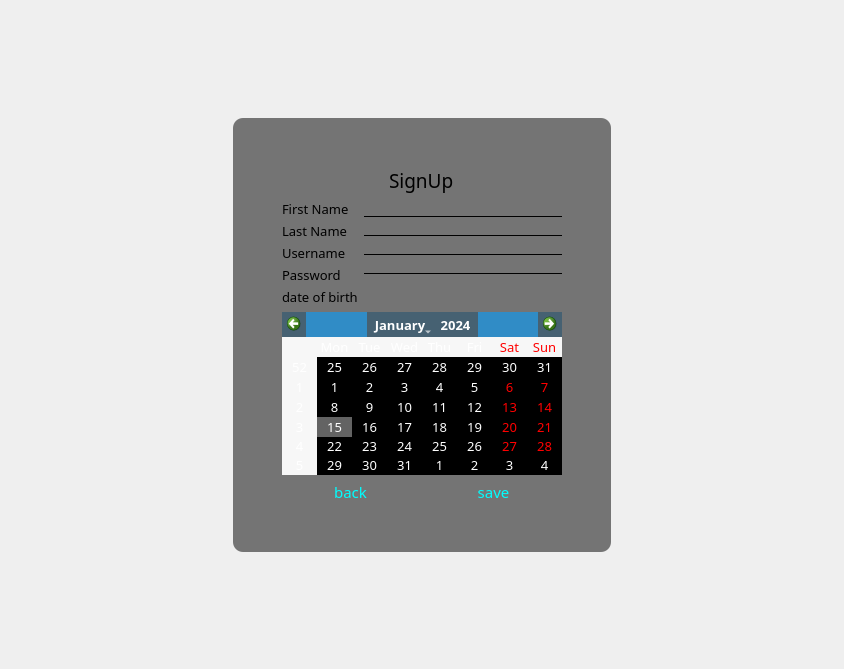
The window that signup.ui (muhammadtaha272k3/Medi_track) describes before a commit, drawn with Qt 5.
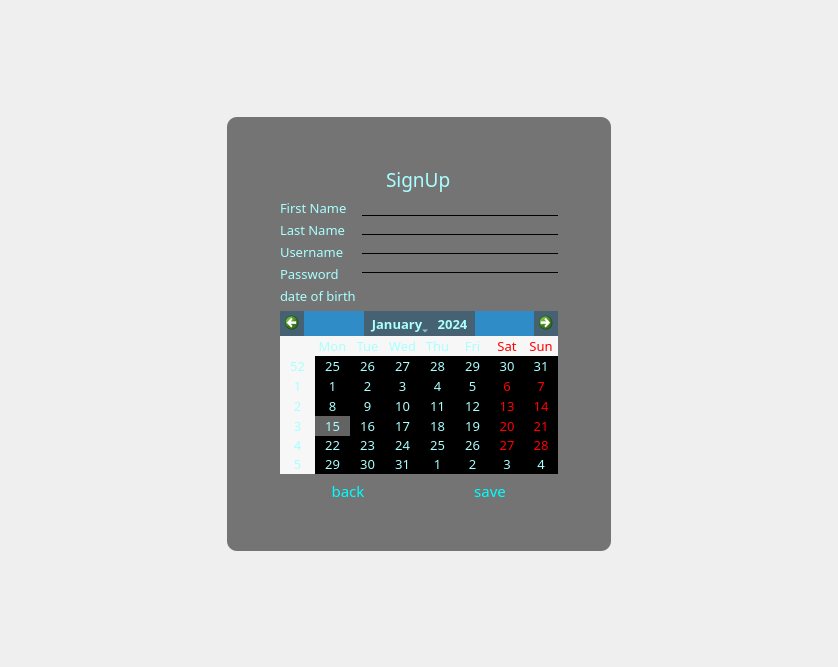
The same window after the commit. Icons and pictures are not drawn.

The edit to the form file:
```diff
--- a/signup.ui
+++ b/signup.ui
@@ -6,20 +6,26 @@
    <rect>
     <x>0</x>
     <y>0</y>
-    <width>844</width>
-    <height>669</height>
+    <width>838</width>
+    <height>667</height>
    </rect>
   </property>
+  <property name="sizePolicy">
+   <sizepolicy hsizetype="Fixed" vsizetype="Fixed">
+    <horstretch>0</horstretch>
+    <verstretch>0</verstretch>
+   </sizepolicy>
+  </property>
   <property name="minimumSize">
    <size>
-    <width>844</width>
-    <height>634</height>
+    <width>0</width>
+    <height>0</height>
    </size>
   </property>
   <property name="maximumSize">
    <size>
-    <width>844</width>
-    <height>669</height>
+    <width>16777215</width>
+    <height>16777215</height>
    </size>
   </property>
   <property name="windowTitle">
@@ -31,33 +37,7 @@
 }</string>
   </property>
   <layout class="QGridLayout" name="gridLayout_2">
-   <item row="1" column="2">
-    <spacer name="horizontalSpacer_4">
-     <property name="orientation">
-      <enum>Qt::Orientation::Horizontal</enum>
-     </property>
-     <property name="sizeHint" stdset="0">
-      <size>
-       <width>217</width>
-       <height>20</height>
-      </size>
-     </property>
-    </spacer>
-   </item>
-   <item row="0" column="1">
-    <spacer name="verticalSpacer_3">
-     <property name="orientation">
-      <enum>Qt::Orientation::Vertical</enum>
-     </property>
-     <property name="sizeHint" stdset="0">
-      <size>
-       <width>20</width>
-       <height>92</height>
-      </size>
-     </property>
-    </spacer>
-   </item>
-   <item row="1" column="1">
+   <item row="1" column="1" rowspan="2" colspan="2">
     <widget class="QFrame" name="frame">
      <property name="styleSheet">
       <string notr="true">#frame{
@@ -73,7 +53,46 @@
       <enum>QFrame::Shadow::Raised</enum>
      </property>
      <layout class="QGridLayout" name="gridLayout">
-      <item row="1" column="1" rowspan="2">
+      <item row="0" column="1">
+       <spacer name="verticalSpacer_3">
+        <property name="orientation">
+         <enum>Qt::Orientation::Vertical</enum>
+        </property>
+        <property name="sizeHint" stdset="0">
+         <size>
+          <width>20</width>
+          <height>40</height>
+         </size>
+        </property>
+       </spacer>
+      </item>
+      <item row="1" column="0">
+       <spacer name="horizontalSpacer_4">
+        <property name="orientation">
+         <enum>Qt::Orientation::Horizontal</enum>
+        </property>
+        <property name="sizeHint" stdset="0">
+         <size>
+          <width>40</width>
+          <height>20</height>
+         </size>
+        </property>
+       </spacer>
+      </item>
+      <item row="1" column="2">
+       <spacer name="horizontalSpacer_3">
+        <property name="orientation">
+         <enum>Qt::Orientation::Horizontal</enum>
+        </property>
+        <property name="sizeHint" stdset="0">
+         <size>
+          <width>40</width>
+          <height>20</height>
+         </size>
+        </property>
+       </spacer>
+      </item>
+      <item row="1" column="1">
        <layout class="QVBoxLayout" name="verticalLayout_4">
         <item alignment="Qt::AlignmentFlag::AlignHCenter">
          <widget class="QLabel" name="label_7">
@@ -83,6 +102,11 @@
             <pointsize>14</pointsize>
            </font>
           </property>
+          <property name="styleSheet">
+           <string notr="true">*{
+	color: rgb(170, 255, 255);
+}</string>
+          </property>
           <property name="text">
            <string>SignUp</string>
           </property>
@@ -104,6 +128,10 @@
                 <bold>false</bold>
                </font>
               </property>
+              <property name="styleSheet">
+               <string notr="true">*{
+	color: rgb(170, 255, 255);}</string>
+              </property>
               <property name="text">
                <string>First Name</string>
               </property>
@@ -118,6 +146,10 @@
                 <bold>false</bold>
                </font>
               </property>
+              <property name="styleSheet">
+               <string notr="true">*{
+	color: rgb(170, 255, 255);}</string>
+              </property>
               <property name="text">
                <string>Last Name</string>
               </property>
@@ -132,6 +164,10 @@
                 <bold>false</bold>
                </font>
               </property>
+              <property name="styleSheet">
+               <string notr="true">*{
+	color: rgb(170, 255, 255);}</string>
+              </property>
               <property name="text">
                <string>Username</string>
               </property>
@@ -146,6 +182,10 @@
                 <bold>false</bold>
                </font>
               </property>
+              <property name="styleSheet">
+               <string notr="true">
+*{color: rgb(170, 255, 255);}</string>
+              </property>
               <property name="text">
                <string>Password</string>
               </property>
@@ -160,6 +200,10 @@
                 <bold>false</bold>
                </font>
               </property>
+              <property name="styleSheet">
+               <string notr="true">*{
+	color: rgb(170, 255, 255);}</string>
+              </property>
               <property name="text">
                <string>date of birth</string>
               </property>
@@ -272,19 +316,19 @@
 
 #calendarWidget QToolButton { /* month/year navigation buttons */
     background-color: rgba(80, 80, 80, 180);
-    color: white;
+    color: rgb(170, 255, 255);
 }
 
 #calendarWidget QSpinBox { /* year spinbox */
     background-color: rgba(80, 80, 80, 180);
-    color: white;
+    color: rgb(170, 255, 255);
 }
 
 #calendarWidget QAbstractItemView { /* day cells */
     background-color: rgba(50, 50, 50, 180);
-    color: white;
+    color: rgb(170, 255, 255);
     selection-background-color: rgba(100, 100, 100, 200);
-    selection-color: white;
+    selection-color:rgb(170, 255, 255);
 }
 
 #calendarWidget QAbstractItemView::item:hover { /* hover effect on days */
@@ -345,22 +389,9 @@
         </item>
        </layout>
       </item>
-      <item row="1" column="0" rowspan="2">
-       <spacer name="horizontalSpacer">
+      <item row="2" column="0" colspan="3">
+       <spacer name="verticalSpacer_4">
         <property name="orientation">
-         <enum>Qt::Orientation::Horizontal</enum>
-        </property>
-        <property name="sizeHint" stdset="0">
-         <size>
-          <width>40</width>
-          <height>331</height>
-         </size>
-        </property>
-       </spacer>
-      </item>
-      <item row="0" column="1">
-       <spacer name="verticalSpacer_2">
-        <property name="orientation">
          <enum>Qt::Orientation::Vertical</enum>
         </property>
         <property name="sizeHint" stdset="0">
@@ -371,57 +402,57 @@
         </property>
        </spacer>
       </item>
-      <item row="3" column="1">
-       <spacer name="verticalSpacer">
-        <property name="orientation">
-         <enum>Qt::Orientation::Vertical</enum>
-        </property>
-        <property name="sizeHint" stdset="0">
-         <size>
-          <width>20</width>
-          <height>40</height>
-         </size>
-        </property>
-       </spacer>
-      </item>
-      <item row="1" column="2" rowspan="2">
-       <spacer name="horizontalSpacer_2">
-        <property name="orientation">
-         <enum>Qt::Orientation::Horizontal</enum>
-        </property>
-        <property name="sizeHint" stdset="0">
-         <size>
-          <width>40</width>
-          <height>331</height>
-         </size>
-        </property>
-       </spacer>
-      </item>
      </layout>
     </widget>
    </item>
-   <item row="2" column="1">
-    <spacer name="verticalSpacer_4">
+   <item row="0" column="1" colspan="2">
+    <spacer name="verticalSpacer_2">
      <property name="orientation">
       <enum>Qt::Orientation::Vertical</enum>
      </property>
      <property name="sizeHint" stdset="0">
       <size>
-       <width>20</width>
-       <height>91</height>
+       <width>367</width>
+       <height>99</height>
       </size>
      </property>
     </spacer>
    </item>
-   <item row="1" column="0">
-    <spacer name="horizontalSpacer_3">
+   <item row="3" column="1" colspan="2">
+    <spacer name="verticalSpacer">
      <property name="orientation">
+      <enum>Qt::Orientation::Vertical</enum>
+     </property>
+     <property name="sizeHint" stdset="0">
+      <size>
+       <width>367</width>
+       <height>99</height>
+      </size>
+     </property>
+    </spacer>
+   </item>
+   <item row="1" column="0" rowspan="2">
+    <spacer name="horizontalSpacer">
+     <property name="orientation">
       <enum>Qt::Orientation::Horizontal</enum>
      </property>
      <property name="sizeHint" stdset="0">
       <size>
-       <width>218</width>
-       <height>20</height>
+       <width>219</width>
+       <height>432</height>
+      </size>
+     </property>
+    </spacer>
+   </item>
+   <item row="1" column="3" rowspan="2">
+    <spacer name="horizontalSpacer_2">
+     <property name="orientation">
+      <enum>Qt::Orientation::Horizontal</enum>
+     </property>
+     <property name="sizeHint" stdset="0">
+      <size>
+       <width>219</width>
+       <height>432</height>
       </size>
      </property>
     </spacer>
```
Left out of the diff: 5 changed lines with no effect on the pictures.
